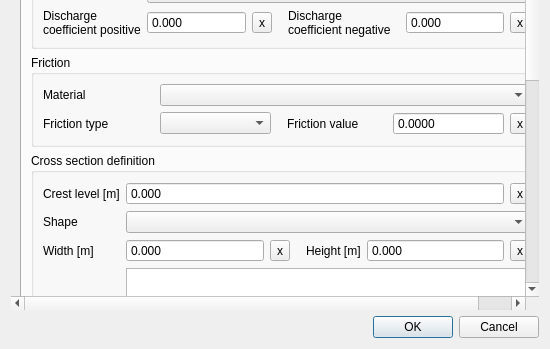
This is threedi_schematisation_editor/forms/ui/orifice.ui in nens/threedi-schematisation-editor as Qt 5 draws it before an edit; both pictures show x 0 to 550 and y 201 to 550 of the 550 by 550 pixel window. The edited form follows.
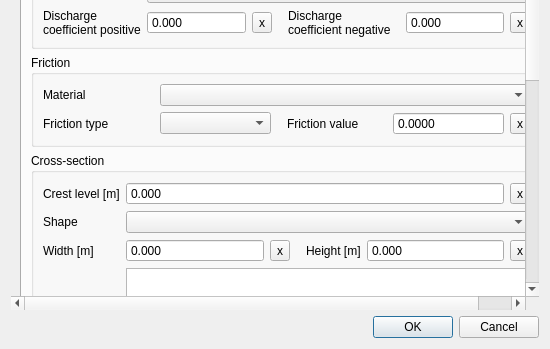
This is the edited form.

```diff
--- a/threedi_schematisation_editor/forms/ui/orifice.ui
+++ b/threedi_schematisation_editor/forms/ui/orifice.ui
@@ -178,7 +178,7 @@
               <set>Qt::ImhNone</set>
              </property>
              <property name="title">
-              <string>Cross section definition</string>
+              <string>Cross-section</string>
              </property>
              <layout class="QGridLayout" name="gridLayout_3">
               <item row="3" column="3">
```
